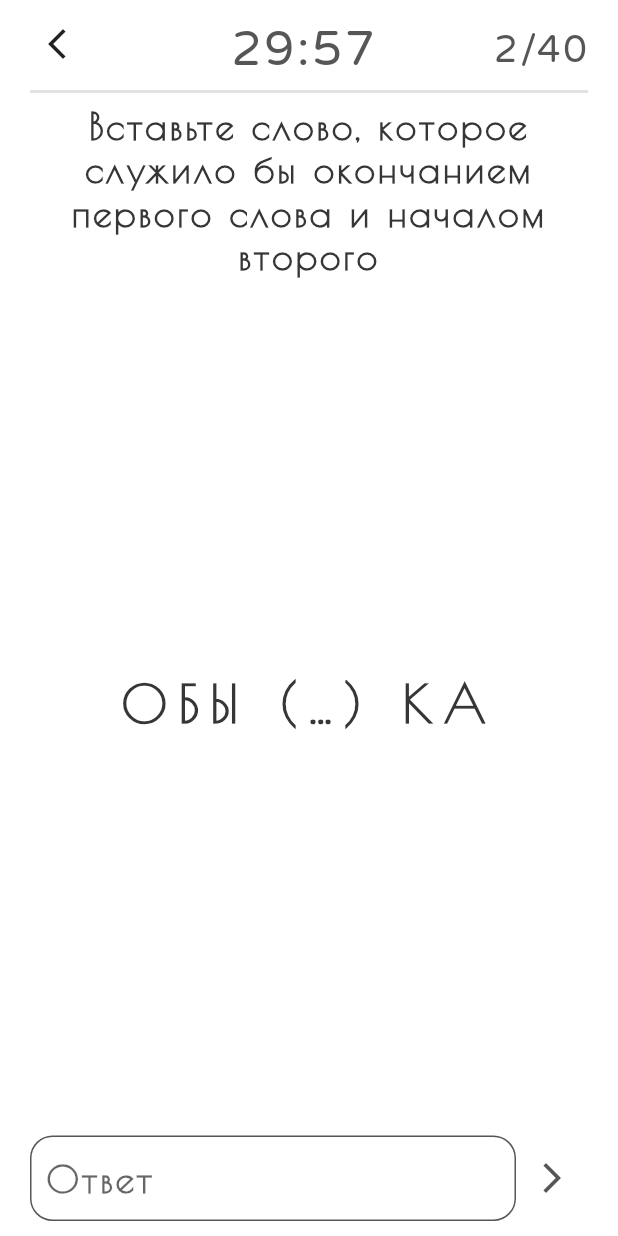
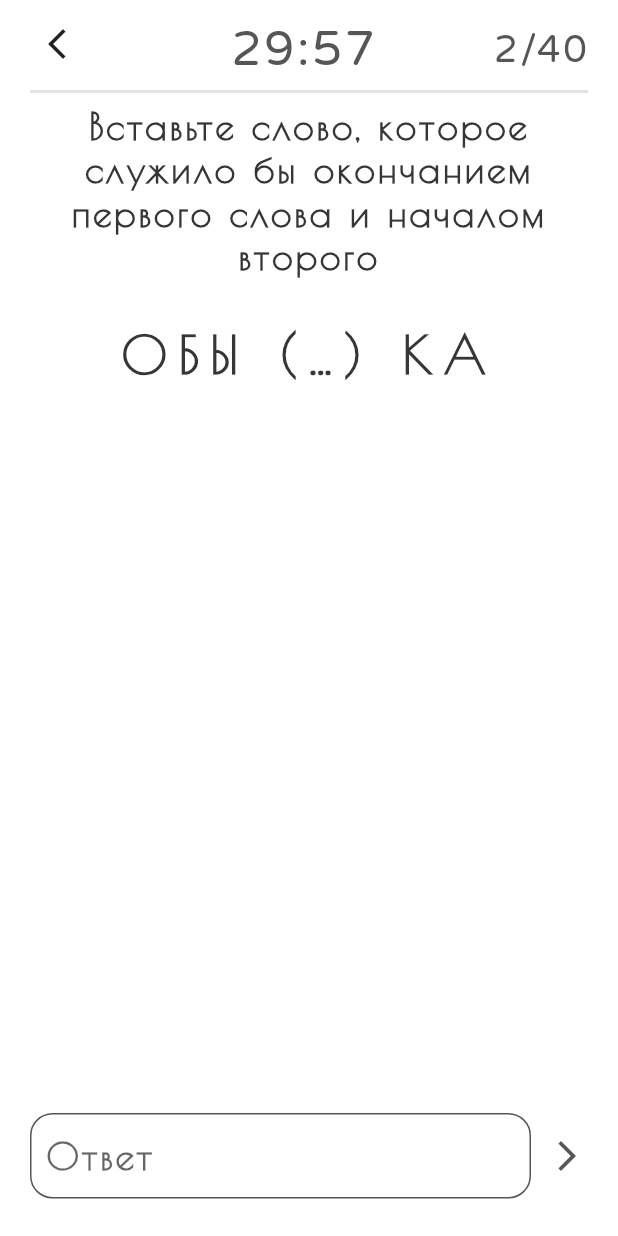
Before and after one commit to DavidBeppiev/iq-test, a Flutter app: the TestPage screen opened directly, after a tap on the "arrow forward ios" icon, on a phone screen of 412 x 824 dp. Run offline on Flutter 3.47's test engine with Material 2 defaults, Android fonts, the phone set to English and light mode, and no system bars; our stand-ins replace bloc, flutter_bloc; missing offline and left inert: material_dialogs; network calls fail.

Commit message:
=== EDITS === 1) Adaptive layout

```diff
--- a/lib/ui/pages/home_page.dart
+++ b/lib/ui/pages/home_page.dart
@@ -1,5 +1,4 @@
 import 'package:flutter/material.dart';
-import 'package:iq_tests/data/constants/colors.dart';
 import 'package:iq_tests/data/constants/strings.dart';
 import 'package:iq_tests/data/constants/styles.dart';
 import 'package:iq_tests/ui/pages/tests_description_page.dart';
@@ -34,7 +33,7 @@ class HomePage extends StatelessWidget {
               ),
               customButton(
                 double.infinity,
-                  60.0,
+                  MediaQuery.of(context).size.height * 0.070,
                   MyStrings.nextText,
                   () => Navigator.push(
                       context, MaterialPageRoute(builder: (context) => const TestsDescriptionPage()))),
--- a/lib/ui/pages/test_page.dart
+++ b/lib/ui/pages/test_page.dart
@@ -137,7 +137,7 @@ class _TestPageState extends State<TestPage> {
                 return const SizedBox();
               }),
               Padding(
-                padding: const EdgeInsets.only(top: 5.0, right: 20.0, bottom: 10.0, left: 20.0),
+                padding: const EdgeInsets.only(top: 5.0, right: 10.0, bottom: 25.0, left: 20.0),
                 child: Row(
                   children: [
                     Expanded(
@@ -170,6 +170,7 @@ class _TestPageState extends State<TestPage> {
 
   void _nextPage(String answer) {
     if (pageController.page! + 1 != questions.length) {
+      FocusScope.of(context).unfocus();
       answer = answer.toLowerCase().replaceAll(' ', '');
       BlocProvider.of<TestCubit>(context).userAnswer(answer, pageController.page!.toInt());
       _answerController.clear();
--- a/lib/ui/pages/tests_description_page.dart
+++ b/lib/ui/pages/tests_description_page.dart
@@ -23,8 +23,7 @@ class TestsDescriptionPage extends StatelessWidget {
                     children: [
                       Expanded(
                           child: IconButton(
-                                  onPressed: () => Navigator.pop(context), icon: const Icon(
-                                  Icons.arrow_back))),
+                              onPressed: () => Navigator.pop(context), icon: const Icon(Icons.arrow_back))),
                       const Expanded(
                         flex: 5,
                         child: Text(
@@ -56,11 +55,10 @@ class TestsDescriptionPage extends StatelessWidget {
                   ),
                   customButton(
                       double.infinity,
-                          58.0,
+                      MediaQuery.of(context).size.height * 0.060,
                       MyStrings.moveToTestText,
                       () =>
-                              Navigator.push(
-                                  context, MaterialPageRoute(builder: (context) => const TestPage())))
+                          Navigator.push(context, MaterialPageRoute(builder: (context) => const TestPage())))
                 ],
               ),
             ],
--- a/lib/ui/views/test_view.dart
+++ b/lib/ui/views/test_view.dart
@@ -1,5 +1,4 @@
 import 'package:flutter/material.dart';
-import 'package:iq_tests/bloc/tests%20cubit/test_cubit.dart';
 import 'package:iq_tests/data/constants/styles.dart';
 import 'package:iq_tests/data/models/tests_model.dart';
 
@@ -12,6 +11,8 @@ class TestView extends StatelessWidget {
   Widget build(BuildContext context) {
     return Padding(
       padding: const EdgeInsets.symmetric(horizontal: 20.0),
+      child: SingleChildScrollView(
+        physics: const BouncingScrollPhysics(),
         child: Column(
           children: [
             Text(
@@ -19,12 +20,13 @@ class TestView extends StatelessWidget {
               style: MyStyles.ts_FS25_FWbold_CText_LS1_FFPoiretOne,
               textAlign: TextAlign.center,
             ),
-          // const SizedBox(height: 100,),
+            const SizedBox(height: 30.0,),
             questions.explanation!.explanationText!.isEmpty
-              ? Expanded(child: Center(child: Image.network(questions.explanation!.imagePath!)))
-              : Expanded(
-                child: Center(
+                ? Center(child: Image.network(questions.explanation!.imagePath!))
+                : Center(
                   child: ListView.builder(
+                    // physics: const BouncingScrollPhysics(),
+                    physics: const NeverScrollableScrollPhysics(),
                     shrinkWrap: true,
               itemCount: questions.explanation!.explanationText!.length,
                     itemBuilder: (context, i) {
@@ -36,8 +38,8 @@ class TestView extends StatelessWidget {
                     }
                   ),
                 ),
+          ],
         ),
-        ],
       ),
     );
   }
```
Lines whose indentation alone changed are shown as unchanged.
